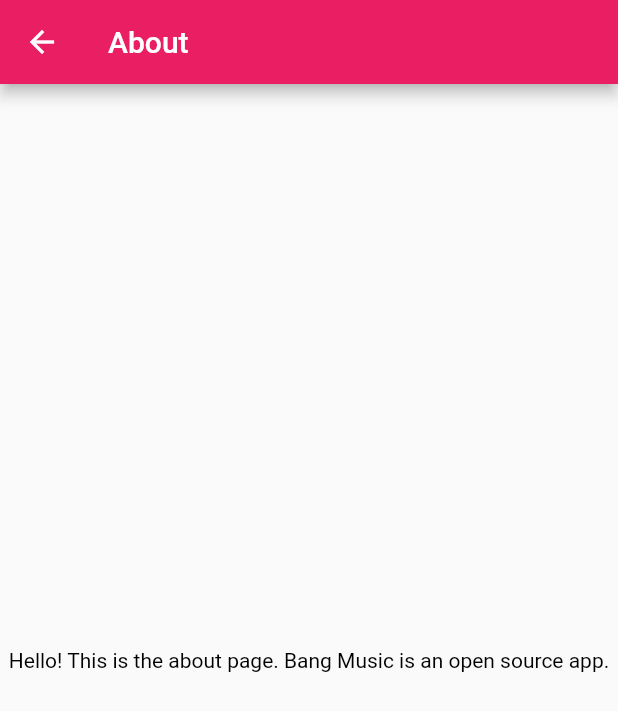
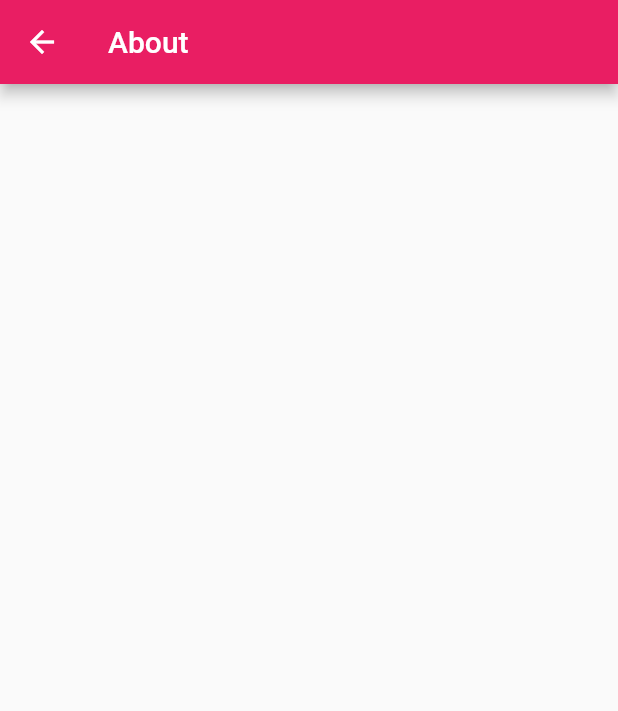
Before and after one commit to the-bang-project/project-bang-music, a Flutter app: the AboutScreen screen opened directly, on a phone screen of 412 x 824 dp. Shown: the top 711 px of the screen. Run offline on Flutter 3.47's test engine with Material 2 defaults, Android fonts, the phone set to English and light mode, and no system bars.

Commit message:
myApp -> BangMusic + some etc

```diff
--- a/lib/main.dart
+++ b/lib/main.dart
@@ -3,9 +3,9 @@ import 'package:bang_music/pages/about.dart';
 import 'package:bang_music/pages/library.dart';
 import 'package:bang_music/pages/search.dart';
 
-void main() => runApp(new MyApp());
+void main() => runApp(new BangMusic());
 
-class MyApp extends StatelessWidget {
+class BangMusic extends StatelessWidget {
   @override
   Widget build(BuildContext context) {
     return new MaterialApp(
@@ -37,7 +37,9 @@ class _MyHomePageState extends State<MyHomePage> {
       drawer: new Drawer(
           child: new ListView(
             children: <Widget> [
-              new DrawerHeader(child: new Text('Bang Music'),),
+              new DrawerHeader(
+                child: new Text('Bang Music'),
+              ),
               new ListTile(
                 title: new Text('My Library'),
                 onTap: () {
--- a/lib/pages/about.dart
+++ b/lib/pages/about.dart
@@ -7,14 +7,7 @@ class AboutScreen extends StatelessWidget {
       appBar: new AppBar(
         title: new Text("About"),
       ),
-      body: new Center(
-        child: new Text(
-          'Hello! This is the about page. Bang Music is an open source app.',
-          textAlign: TextAlign.center,
-          overflow: TextOverflow.ellipsis,
-          style: new TextStyle(fontWeight: FontWeight.normal, color: Colors.black),
-        ),
-      ),
+      body: new Center(),
     );
   }
 }
```
Also changed, not shown: 1 other file.
